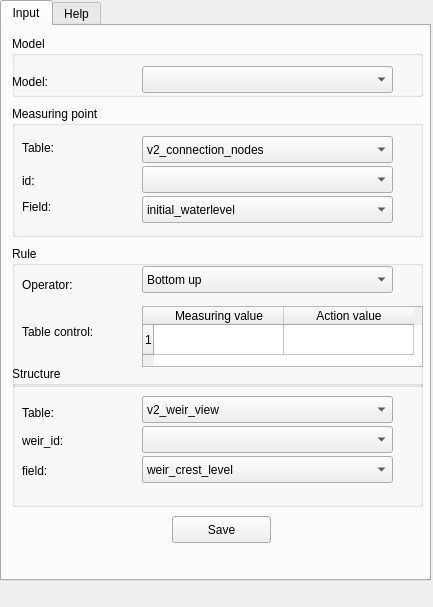
Above: ui/control_structures_dockwidget.ui from nens/threedi-results-analysis before the change. Below: the same form after it.
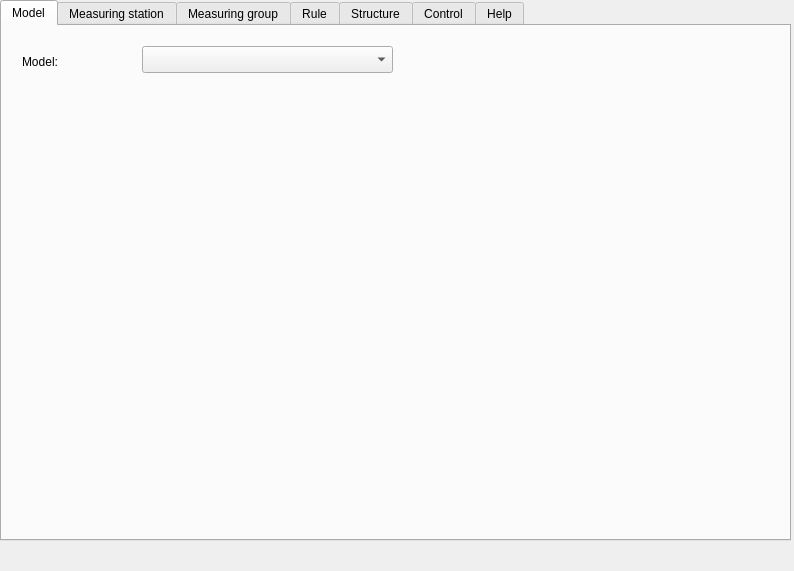
That is the form after the change.

Commit message: Improve dockwidget (add tabs for aspects of control structures) (#181)

What changed in the file:
```diff
--- a/ui/control_structures_dockwidget.ui
+++ b/ui/control_structures_dockwidget.ui
@@ -6,8 +6,8 @@
    <rect>
     <x>0</x>
     <y>0</y>
-    <width>433</width>
-    <height>607</height>
+    <width>794</width>
+    <height>571</height>
    </rect>
   </property>
   <property name="windowTitle">
@@ -19,8 +19,8 @@
      <rect>
       <x>0</x>
       <y>0</y>
-      <width>431</width>
-      <height>581</height>
+      <width>791</width>
+      <height>541</height>
      </rect>
     </property>
     <property name="currentIndex">
@@ -28,25 +28,23 @@
     </property>
     <widget class="QWidget" name="tab_input">
      <attribute name="title">
-      <string>Input</string>
+      <string>Model</string>
      </attribute>
-     <widget class="QGroupBox" name="groupbox_input_model">
+     <widget class="QComboBox" name="combobox_input_model">
       <property name="geometry">
        <rect>
-        <x>10</x>
-        <y>10</y>
-        <width>411</width>
-        <height>61</height>
+        <x>140</x>
+        <y>20</y>
+        <width>251</width>
+        <height>27</height>
        </rect>
       </property>
-      <property name="title">
-       <string>Model</string>
-      </property>
+     </widget>
       <widget class="QLabel" name="label_input_model">
        <property name="geometry">
         <rect>
-         <x>0</x>
-         <y>30</y>
+        <x>20</x>
+        <y>20</y>
          <width>68</width>
          <height>31</height>
         </rect>
@@ -55,34 +53,16 @@
         <string>Model:</string>
        </property>
       </widget>
-      <widget class="QComboBox" name="combobox_input_model">
-       <property name="geometry">
-        <rect>
-         <x>130</x>
-         <y>30</y>
-         <width>251</width>
-         <height>27</height>
-        </rect>
-       </property>
-      </widget>
-     </widget>
-     <widget class="QGroupBox" name="groupbox_input_measuring_point">
-      <property name="geometry">
-       <rect>
-        <x>10</x>
-        <y>80</y>
-        <width>411</width>
-        <height>131</height>
-       </rect>
-      </property>
-      <property name="title">
-       <string>Measuring point</string>
-      </property>
+    </widget>
+    <widget class="QWidget" name="tab_measuring_station">
+     <attribute name="title">
+      <string>Measuring station</string>
+     </attribute>
       <widget class="QLabel" name="label_input_measuring_point_table">
        <property name="geometry">
         <rect>
-         <x>10</x>
-         <y>26</y>
+        <x>20</x>
+        <y>20</y>
          <width>61</width>
          <height>31</height>
         </rect>
@@ -91,37 +71,11 @@
         <string>Table:</string>
        </property>
       </widget>
-      <widget class="QLabel" name="label_input_measuring_point_id">
-       <property name="geometry">
-        <rect>
-         <x>10</x>
-         <y>59</y>
-         <width>61</width>
-         <height>31</height>
-        </rect>
-       </property>
-       <property name="text">
-        <string>id:</string>
-       </property>
-      </widget>
-      <widget class="QLabel" name="label_input_measuring_point_field">
-       <property name="geometry">
-        <rect>
-         <x>10</x>
-         <y>90</y>
-         <width>61</width>
-         <height>21</height>
-        </rect>
-       </property>
-       <property name="text">
-        <string>Field: </string>
-       </property>
-      </widget>
       <widget class="QComboBox" name="combobox_input_measuring_point_table">
        <property name="geometry">
         <rect>
-         <x>130</x>
-         <y>30</y>
+        <x>140</x>
+        <y>20</y>
          <width>251</width>
          <height>27</height>
         </rect>
@@ -132,10 +86,23 @@
         </property>
        </item>
       </widget>
+     <widget class="QLabel" name="label_input_measuring_point_id">
+      <property name="geometry">
+       <rect>
+        <x>20</x>
+        <y>60</y>
+        <width>61</width>
+        <height>21</height>
+       </rect>
+      </property>
+      <property name="text">
+       <string>id:</string>
+      </property>
+     </widget>
       <widget class="QComboBox" name="combobox_input_measuring_point_id">
        <property name="geometry">
         <rect>
-         <x>130</x>
+        <x>140</x>
          <y>60</y>
          <width>251</width>
          <height>27</height>
@@ -145,8 +112,8 @@
       <widget class="QComboBox" name="combobox_input_measuring_point_field">
        <property name="geometry">
         <rect>
-         <x>130</x>
-         <y>90</y>
+        <x>140</x>
+        <y>100</y>
          <width>251</width>
          <height>27</height>
         </rect>
@@ -157,26 +124,43 @@
         </property>
        </item>
       </widget>
-     </widget>
-     <widget class="QGroupBox" name="groupbox_input_rule">
+     <widget class="QLabel" name="label_input_measuring_point_field">
       <property name="geometry">
        <rect>
-        <x>10</x>
-        <y>220</y>
-        <width>411</width>
-        <height>141</height>
+        <x>20</x>
+        <y>100</y>
+        <width>61</width>
+        <height>21</height>
        </rect>
       </property>
-      <property name="title">
+      <property name="text">
+       <string>Field: </string>
+      </property>
+     </widget>
+     <zorder>label_input_measuring_point_table</zorder>
+     <zorder>combobox_input_measuring_point_table</zorder>
+     <zorder>label_input_measuring_point_id</zorder>
+     <zorder>combobox_input_measuring_point_id</zorder>
+     <zorder>combobox_input_measuring_point_id</zorder>
+     <zorder>combobox_input_measuring_point_field</zorder>
+     <zorder>label_input_measuring_point_field</zorder>
+    </widget>
+    <widget class="QWidget" name="tab_measuring_group">
+     <attribute name="title">
+      <string>Measuring group</string>
+     </attribute>
+    </widget>
+    <widget class="QWidget" name="tab_rule">
+     <attribute name="title">
        <string>Rule</string>
-      </property>
+     </attribute>
       <widget class="QLabel" name="label_input_rule_operator">
        <property name="geometry">
         <rect>
-         <x>10</x>
-         <y>30</y>
+        <x>20</x>
+        <y>16</y>
          <width>71</width>
-         <height>17</height>
+        <height>31</height>
         </rect>
        </property>
        <property name="text">
@@ -186,7 +170,7 @@
       <widget class="QComboBox" name="combobox_input_rule_operator">
        <property name="geometry">
         <rect>
-         <x>130</x>
+        <x>140</x>
          <y>20</y>
          <width>251</width>
          <height>27</height>
@@ -203,11 +187,24 @@
         </property>
        </item>
       </widget>
+     <widget class="QLabel" name="label_input_rule_table_control">
+      <property name="geometry">
+       <rect>
+        <x>20</x>
+        <y>70</y>
+        <width>101</width>
+        <height>31</height>
+       </rect>
+      </property>
+      <property name="text">
+       <string>Table control:</string>
+      </property>
+     </widget>
       <widget class="QTableWidget" name="tablewidget_input_rule_table_control">
        <property name="geometry">
         <rect>
-         <x>130</x>
-         <y>60</y>
+        <x>140</x>
+        <y>70</y>
          <width>281</width>
          <height>61</height>
         </rect>
@@ -244,76 +241,29 @@
         </property>
        </item>
       </widget>
-      <widget class="QLabel" name="label_input_rule_table_control">
-       <property name="geometry">
-        <rect>
-         <x>10</x>
-         <y>70</y>
-         <width>101</width>
-         <height>31</height>
-        </rect>
-       </property>
-       <property name="text">
-        <string>Table control:</string>
-       </property>
-      </widget>
-     </widget>
-     <widget class="QGroupBox" name="groupbox_input_structure">
-      <property name="geometry">
-       <rect>
-        <x>10</x>
-        <y>340</y>
-        <width>411</width>
-        <height>141</height>
-       </rect>
-      </property>
-      <property name="title">
+    </widget>
+    <widget class="QWidget" name="tab_structure">
+     <attribute name="title">
        <string>Structure</string>
-      </property>
+     </attribute>
       <widget class="QLabel" name="label_input_structure_table">
        <property name="geometry">
         <rect>
-         <x>10</x>
-         <y>36</y>
+        <x>20</x>
+        <y>20</y>
          <width>101</width>
-         <height>21</height>
+        <height>31</height>
         </rect>
        </property>
        <property name="text">
         <string>Table: </string>
        </property>
       </widget>
-      <widget class="QLabel" name="label_input_structure_id">
-       <property name="geometry">
-        <rect>
-         <x>10</x>
-         <y>59</y>
-         <width>111</width>
-         <height>31</height>
-        </rect>
-       </property>
-       <property name="text">
-        <string>weir_id:</string>
-       </property>
-      </widget>
-      <widget class="QLabel" name="label_input_structure_field">
-       <property name="geometry">
-        <rect>
-         <x>10</x>
-         <y>89</y>
-         <width>111</width>
-         <height>31</height>
-        </rect>
-       </property>
-       <property name="text">
-        <string>field: </string>
-       </property>
-      </widget>
       <widget class="QComboBox" name="combobox_input_structure_table">
        <property name="geometry">
         <rect>
-         <x>130</x>
-         <y>30</y>
+        <x>140</x>
+        <y>20</y>
          <width>251</width>
          <height>27</height>
         </rect>
@@ -324,21 +274,47 @@
         </property>
        </item>
       </widget>
+     <widget class="QLabel" name="label_input_structure_id">
+      <property name="geometry">
+       <rect>
+        <x>20</x>
+        <y>60</y>
+        <width>111</width>
+        <height>21</height>
+       </rect>
+      </property>
+      <property name="text">
+       <string>weir_id:</string>
+      </property>
+     </widget>
       <widget class="QComboBox" name="combobox_input_structure_id">
        <property name="geometry">
         <rect>
-         <x>130</x>
+        <x>140</x>
          <y>60</y>
          <width>251</width>
          <height>27</height>
         </rect>
        </property>
       </widget>
+     <widget class="QLabel" name="label_input_structure_field">
+      <property name="geometry">
+       <rect>
+        <x>20</x>
+        <y>100</y>
+        <width>111</width>
+        <height>21</height>
+       </rect>
+      </property>
+      <property name="text">
+       <string>Field: </string>
+      </property>
+     </widget>
       <widget class="QComboBox" name="combobox_input_field">
        <property name="geometry">
         <rect>
-         <x>130</x>
-         <y>90</y>
+        <x>140</x>
+        <y>100</y>
          <width>251</width>
          <height>27</height>
         </rect>
@@ -350,11 +326,15 @@
        </item>
       </widget>
      </widget>
+    <widget class="QWidget" name="tab_control">
+     <attribute name="title">
+      <string>Control</string>
+     </attribute>
      <widget class="QPushButton" name="pushbutton_input_save">
       <property name="geometry">
        <rect>
-        <x>170</x>
-        <y>490</y>
+        <x>20</x>
+        <y>20</y>
         <width>99</width>
         <height>27</height>
        </rect>
```
Left out of the diff: 8 changed lines with no effect on the pictures. Lines whose indentation alone changed are shown as unchanged. The commit also changes 2 other files.
